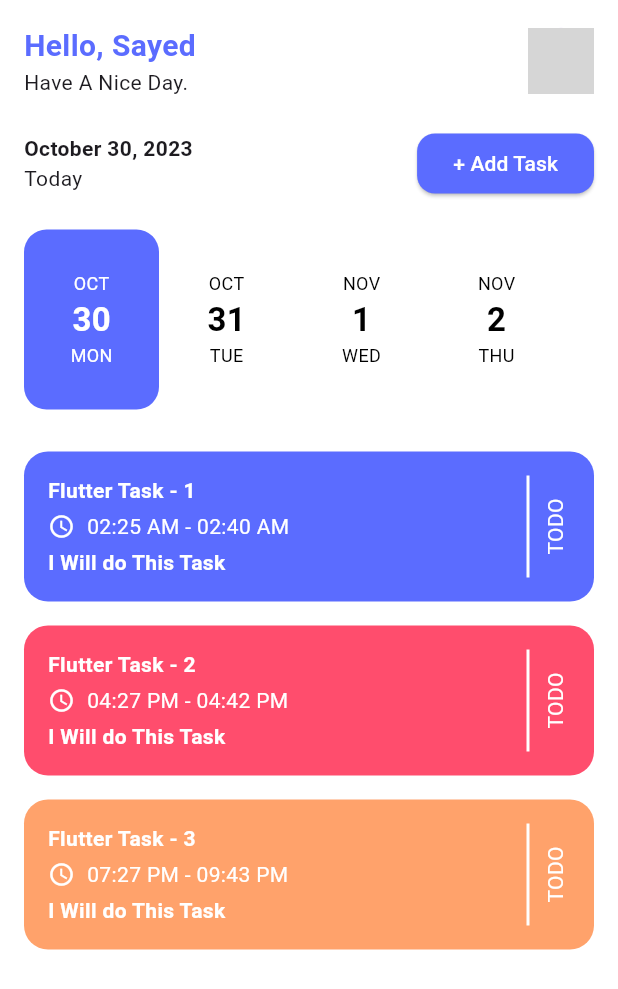
After one commit to ahmedyounis44/Taskati_App, a Flutter app: the HomeScreen screen opened directly, on a phone screen of 412 x 824 dp. The commit adds this screen. Shown: the top 989 px of the screen. Run offline on Flutter 3.47's test engine with Material 3 defaults, Android fonts, the phone set to English and light mode, and no system bars; our stand-ins replace image_picker, lottie; network calls fail; grey boxes are pictures that could not be loaded.

Commit message:
home screen

```diff
--- a/lib/Screens/auth_screen.dart
+++ b/lib/Screens/auth_screen.dart
@@ -1,7 +1,8 @@
 import 'dart:io';
 import 'package:flutter/material.dart';
+import 'package:flutter_tasks_app/Screens/home_screen.dart';
 import 'package:flutter_tasks_app/Services/validator_service.dart';
-import 'package:flutter_tasks_app/Widgets/customButton.dart';
+import 'package:flutter_tasks_app/Widgets/custombutton.dart';
 import 'package:image_picker/image_picker.dart';
 
 class AuthScreen extends StatefulWidget {
@@ -27,6 +28,11 @@ class _AuthScreenState extends State<AuthScreen> {
     setState(() {});
   }
 
+  /*@override
+  void initState() {
+   super.initState();
+  }*/
+
   @override
   Widget build(BuildContext context) {
     return Scaffold(
@@ -50,19 +56,17 @@ class _AuthScreenState extends State<AuthScreen> {
                     radius: 100,
                     backgroundImage: Image.file(File(photo?.path ?? "")).image,
                   ),
-            SizedBox(height: 20),
+            SizedBox(height: 10),
             Custombutton(
               name: "Upload From Camera",
-              onPressed: () {
-                getImageFromCamera();
-              },
+
+              onPressed: getImageFromCamera,
             ),
             SizedBox(height: 20),
             Custombutton(
               name: "Upload From Gallery",
-              onPressed: () {
-                getImageFromGallery();
-              },
+
+              onPressed: getImageFromGallery,
             ),
 
             SizedBox(height: 30),
@@ -73,10 +77,14 @@ class _AuthScreenState extends State<AuthScreen> {
               child: Column(
                 children: [
                   TextFormField(
+                    onTapOutside: (value) {
+                      FocusScope.of(context).unfocus();
+                    },
                     controller: NameController,
                     decoration: const InputDecoration(
                       labelText: 'Name',
                       border: OutlineInputBorder(),
+                      hint: Text("Enter Your Name"),
                     ),
                     keyboardType: TextInputType.name,
                     validator: ValidatorService.validateName,
@@ -84,6 +92,7 @@ class _AuthScreenState extends State<AuthScreen> {
 
                   const SizedBox(height: 20),
 
+                  // ignore: void_checks
                   Custombutton(name: "Done", onPressed: _submitForm),
                 ],
               ),
@@ -96,8 +105,16 @@ class _AuthScreenState extends State<AuthScreen> {
 
   void _submitForm() {
     if (_formKey.currentState!.validate()) {
-      ScaffoldMessenger.of( context,).showSnackBar(const SnackBar(content: Text('Form is valid'),
-       duration: Duration(seconds: 3),));
+      ScaffoldMessenger.of(context).showSnackBar(
+        const SnackBar(
+          content: Text('Form is valid'),
+          duration: Duration(seconds: 3),
+        ),
+      );
+
+      Navigator.of(
+        context,
+      ).pushReplacement(MaterialPageRoute(builder: (context) => HomeScreen()));
     }
   }
 }
--- /dev/null
+++ b/lib/Screens/home_screen.dart
@@ -0,0 +1,129 @@
+import 'package:flutter/material.dart';
+import 'package:flutter_tasks_app/Widgets/datecard.dart';
+import 'package:flutter_tasks_app/Widgets/taskcard.dart';
+
+class HomeScreen extends StatelessWidget {
+  const HomeScreen({super.key});
+
+  @override
+  Widget build(BuildContext context) {
+    return Scaffold(
+      backgroundColor: Colors.white,
+      body: SafeArea(
+        child: Padding(
+          padding: const EdgeInsets.all(16),
+          child: Column(
+            children: [
+              /// Header
+              Row(
+                mainAxisAlignment: MainAxisAlignment.spaceBetween,
+                children: const [
+                  Column(
+                    crossAxisAlignment: CrossAxisAlignment.start,
+                    children: [
+                      Text(
+                        'Hello, Sayed',
+                        style: TextStyle(
+                          fontSize: 20,
+                          fontWeight: FontWeight.bold,
+                          color: Color(0xFF5B6CFF),
+                        ),
+                      ),
+                      Text('Have A Nice Day.'),
+                    ],
+                  ),
+                  CircleAvatar(
+                    radius: 22,
+                    backgroundImage: NetworkImage(
+                      'https://scontent.fmct5-1.fna.fbcdn.net/v/t1.6435-9/82853971_1994220057390256_3920460651893358592_n.jpg?_nc_cat=106&ccb=1-7&_nc_sid=6ee11a&_nc_ohc=w7AEHDRKv3gQ7kNvwFsDdof&_nc_oc=AdkkYI1o-15q1_8lgIUdW6rHtZcV-tdHsIE0wZGYrDQ61P2FtrhZzPe7i-oAQ6BOqsWOiDKA698C-qT8UAG9jUlw&_nc_zt=23&_nc_ht=scontent.fmct5-1.fna&_nc_gid=F8lneMPwPSrme1Dkl1CTvA&oh=00_AflfWvHxHDTa8kLfzFfzhmM-SZ_QmG9yGtgE_29xPXML1g&oe=696D1BE8',
+                    ),
+                  ),
+                ],
+              ),
+
+              const SizedBox(height: 20),
+
+              Row(
+                mainAxisAlignment: MainAxisAlignment.spaceBetween,
+                children: [
+                  const Column(
+                    crossAxisAlignment: CrossAxisAlignment.start,
+                    children: [
+                      Text(
+                        'October 30, 2023',
+                        style: TextStyle(fontWeight: FontWeight.bold),
+                      ),
+                      Text('Today'),
+                    ],
+                  ),
+                  ElevatedButton(
+                    style: ElevatedButton.styleFrom(
+                      backgroundColor: const Color(0xFF5B6CFF),
+                      shape: RoundedRectangleBorder(
+                        borderRadius: BorderRadius.circular(12),
+                      ),
+                    ),
+                    onPressed: () {},
+                    child: Text(
+                      '+ Add Task',
+                      style: TextStyle(color: Colors.white),
+                    ),
+                  ),
+                ],
+              ),
+
+              const SizedBox(height: 20),
+
+              /// Dates
+              SizedBox(
+                height: 120,
+                child: ListView(
+                  scrollDirection: Axis.horizontal,
+                  children: [
+                    DateCard(
+                      day: '30',
+                      month: 'OCT',
+                      week: 'MON',
+                      active: true,
+                    ),
+                    DateCard(day: '31', month: 'OCT', week: 'TUE'),
+                    DateCard(day: '1', month: 'NOV', week: 'WED'),
+                    DateCard(day: '2', month: 'NOV', week: 'THU'),
+                  ],
+                ),
+              ),
+
+              const SizedBox(height: 20),
+
+              /// Tasks
+              Expanded(
+                child: ListView(
+                  children: [
+                    TaskCard(
+                      title: 'Flutter Task - 1',
+                      des: "I Will do This Task",
+                      time: '02:25 AM - 02:40 AM',
+                      color: Color(0xFF5B6CFF),
+                    ),
+                    TaskCard(
+                      title: 'Flutter Task - 2',
+                      time: '04:27 PM - 04:42 PM',
+                      des: "I Will do This Task",
+                      color: Color(0xFFFF4D6D),
+                    ),
+                    TaskCard(
+                      title: 'Flutter Task - 3',
+                      time: '07:27 PM - 09:43 PM',
+                      des: "I Will do This Task",
+                      color: Color(0xFFFFA26B),
+                    ),
+                  ],
+                ),
+              ),
+            ],
+          ),
+        ),
+      ),
+    );
+  }
+}
--- a/lib/Widgets/customButton.dart
+++ b/lib/Widgets/customButton.dart
@@ -3,7 +3,7 @@ import 'package:flutter/material.dart';
 class Custombutton extends StatelessWidget {
   final String name;
   final void Function()? onPressed;
-  const Custombutton({super.key, required this.name, this.onPressed});
+  const Custombutton({super.key, required this.name, this.onPressed,});
 
   @override
   Widget build(BuildContext context) {
--- /dev/null
+++ b/lib/Widgets/datecard.dart
@@ -0,0 +1,45 @@
+import 'package:flutter/material.dart';
+
+class DateCard extends StatelessWidget {
+  final String day;
+  final String month;
+  final String week;
+  final bool active;
+
+  const DateCard({
+    super.key,
+    required this.day,
+    required this.month,
+    required this.week,
+    this.active = false,
+  });
+
+  @override
+  Widget build(BuildContext context) {
+    return Container(
+      width: 90,
+      decoration: BoxDecoration(
+        color: active ? const Color(0xFF5B6CFF) : Colors.white,
+        borderRadius: BorderRadius.circular(15),
+      ),
+      child: Column(
+        mainAxisAlignment: MainAxisAlignment.center,
+        children: [
+          Text(month,
+              style: TextStyle(
+                  fontSize: 12,
+                  color: active ? Colors.white : Colors.black)),
+          Text(day,
+              style: TextStyle(
+                  fontSize: 22,
+                  fontWeight: FontWeight.bold,
+                  color: active ? Colors.white : Colors.black)),
+          Text(week,
+              style: TextStyle(
+                  fontSize: 12,
+                  color: active ? Colors.white : Colors.black)),
+        ],
+      ),
+    );
+  }
+}
--- /dev/null
+++ b/lib/Widgets/taskcard.dart
@@ -0,0 +1,71 @@
+import 'package:flutter/material.dart';
+
+class TaskCard extends StatelessWidget {
+  final String title;
+  final String time;
+  final Color color;
+  final String des;
+
+  const TaskCard({
+    super.key,
+    required this.title,
+    required this.time,
+    required this.color,
+    required this.des,
+  });
+
+  @override
+  Widget build(BuildContext context) {
+    return Padding(
+      padding: EdgeInsets.symmetric(vertical: 8),
+      child: Container(
+        padding: const EdgeInsets.all(16),
+        decoration: BoxDecoration(
+          color: color,
+          borderRadius: BorderRadius.circular(16),
+        ),
+        child: IntrinsicHeight(
+          child: Row(
+            children: [
+              Expanded(
+                child: Column(
+                  crossAxisAlignment: CrossAxisAlignment.start,
+                  children: [
+                    Text(
+                      title,
+                      style: const TextStyle(
+                        color: Colors.white,
+                        fontWeight: FontWeight.bold,
+                      ),
+                    ),
+                    const SizedBox(height: 4),
+                    Row(
+                      children: [
+                        Icon(Icons.access_time, color: Colors.white, size: 18),
+                        SizedBox(width: 8),
+                        Text(time, style: const TextStyle(color: Colors.white)),
+                      ],
+                    ),
+                    const SizedBox(height: 4),
+                    Text(
+                      des,
+                      style: const TextStyle(
+                        color: Colors.white,
+                        fontWeight: FontWeight.bold,
+                      ),
+                    ),
+                  ],
+                ),
+              ),
+              VerticalDivider(color: Colors.white, thickness: 2),
+              const RotatedBox(
+                quarterTurns: 3,
+                child: Text('TODO', style: TextStyle(color: Colors.white)),
+              ),
+            ],
+          ),
+        ),
+      ),
+    );
+  }
+}
```
Also changed, not shown: Capture3235.PNG (added), 1 other file.
